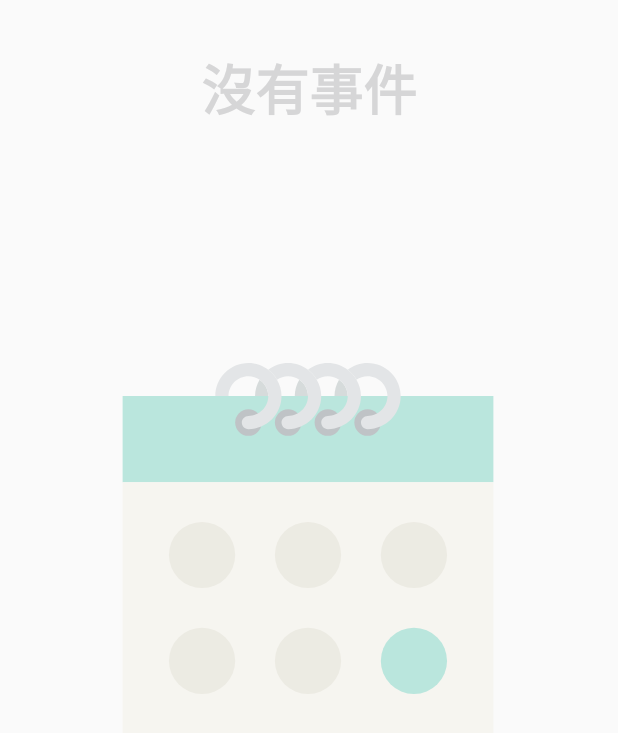
After one commit to CiaShangLin/SilverhairCalendar, an Android app: the layout nothing_item.xml on its own in the app's theme, with its tools: preview values and no code run, on a phone screen of 412 x 824 dp. The commit adds this screen. Shown: the top 733 px of the screen. Run offline under Robolectric (Android 15) with nearby library versions, the phone set to English and light mode, and no system bars.

```diff
--- a/app/src/main/java/com/shang/livedata/Dialog/AddDialog.kt
+++ b/app/src/main/java/com/shang/livedata/Dialog/AddDialog.kt
@@ -115,9 +115,6 @@ class AddDialog : DialogFragment() {
                     toast("新增遠端成功")
                     firebaseViewModel.pushFirebase(dataEntity)
                 }
-                3 -> {
-
-                }
             }
             dismiss()
         }
--- a/app/src/main/java/com/shang/livedata/Main/DataAdapter.kt
+++ b/app/src/main/java/com/shang/livedata/Main/DataAdapter.kt
@@ -3,6 +3,7 @@ package com.shang.livedata.Main
 import android.content.Context
 import android.graphics.ColorFilter
 import android.graphics.PorterDuff
+import android.graphics.drawable.ColorDrawable
 import android.graphics.drawable.Drawable
 import android.graphics.drawable.ShapeDrawable
 import android.view.LayoutInflater
@@ -38,6 +39,13 @@ class DataAdapter(var context: Context) : ListAdapter<DataEntity, DataAdapter.Vi
     }
 
     private lateinit var listener: OnItemClickListener
+    private lateinit var colorArray: IntArray
+    private lateinit var typeArray: Array<String>
+
+    init {
+        colorArray = context.resources.getIntArray(R.array.colorArray)
+        typeArray = context.resources.getStringArray(R.array.typeName)
+    }
 
 
     override fun onCreateViewHolder(parent: ViewGroup, viewType: Int): ViewHolder {
@@ -47,6 +55,7 @@ class DataAdapter(var context: Context) : ListAdapter<DataEntity, DataAdapter.Vi
 
     override fun onBindViewHolder(holder: ViewHolder, position: Int) {
         var dataEntity = getItem(position)
+        if (dataEntity != null) {
             holder.eventTv.text = dataEntity.event
             holder.timeTv.text = getTime(dataEntity.hour, dataEntity.minute)
             holder.nameTv.text = dataEntity.name
@@ -56,7 +65,7 @@ class DataAdapter(var context: Context) : ListAdapter<DataEntity, DataAdapter.Vi
                 if (listener != null)
                     listener.onItemClick(getDataAt(position))
             }
-
+        }
     }
 
     fun getDataAt(position: Int): DataEntity {
@@ -95,16 +104,17 @@ class DataAdapter(var context: Context) : ListAdapter<DataEntity, DataAdapter.Vi
         return simpleCallback
     }
 
-    private fun getTypeBackground(type:Int): Drawable {
+    private fun getTypeBackground(type: Int): Drawable {
         var shape = ContextCompat.getDrawable(context, R.drawable.shape)
-        shape?.setColorFilter(getTypeColor(type), PorterDuff.Mode.ADD)
+        shape?.setColorFilter(getTypeColor(type), PorterDuff.Mode.SRC)
         return shape!!
     }
 
-    private fun getTypeText(type:Int):String{
+    private fun getTypeText(type: Int): String {
         return context.resources.getStringArray(R.array.typeName)[type]
     }
-    private fun getTypeColor(type:Int):Int{
+
+    private fun getTypeColor(type: Int): Int {
         return context.resources.getIntArray(R.array.colorArray)[type]
     }
 
--- /dev/null
+++ b/app/src/main/res/layout/nothing_item.xml
@@ -0,0 +1,23 @@
+<?xml version="1.0" encoding="utf-8"?>
+<androidx.constraintlayout.widget.ConstraintLayout xmlns:android="http://schemas.android.com/apk/res/android"
+                                                   xmlns:app="http://schemas.android.com/apk/res-auto"
+                                                   xmlns:tools="http://schemas.android.com/tools" android:layout_width="match_parent"
+              android:layout_height="match_parent">
+
+    <ImageView
+            android:layout_width="256dp"
+            android:layout_height="256dp" app:srcCompat="@drawable/ic_calendar"
+            android:id="@+id/imageView4" app:layout_constraintEnd_toEndOf="parent"
+            android:layout_marginEnd="8dp" app:layout_constraintStart_toStartOf="parent"
+            android:layout_marginStart="8dp" android:layout_marginTop="156dp"
+            app:layout_constraintTop_toBottomOf="@+id/textView3" app:layout_constraintHorizontal_bias="0.496"
+            android:alpha="0.3"/>
+    <TextView
+            android:text="沒有事件"
+            android:layout_width="wrap_content"
+            android:layout_height="wrap_content"
+            android:id="@+id/textView3" app:layout_constraintStart_toStartOf="parent" android:layout_marginStart="8dp"
+            android:layout_marginTop="32dp" app:layout_constraintTop_toTopOf="parent"
+            app:layout_constraintEnd_toEndOf="parent" android:layout_marginEnd="8dp" android:textSize="36sp"
+            android:textColor="@color/fui_bgGitHub" android:textStyle="bold"/>
+</androidx.constraintlayout.widget.ConstraintLayout>
```
Lines whose indentation alone changed are shown as unchanged.
